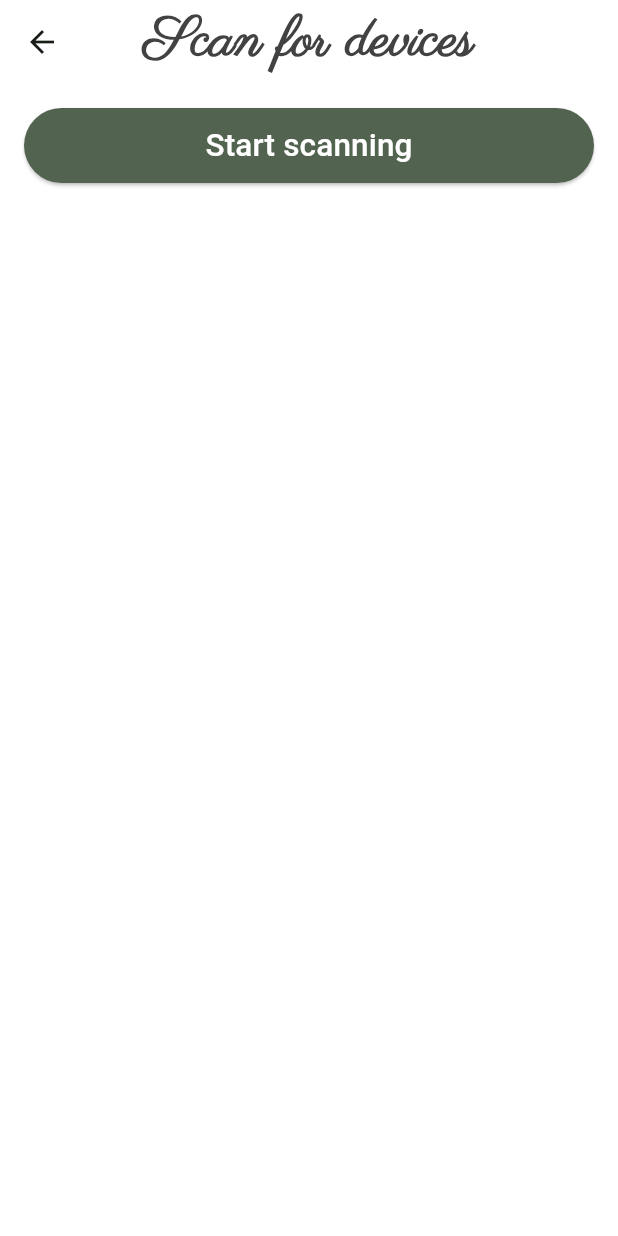
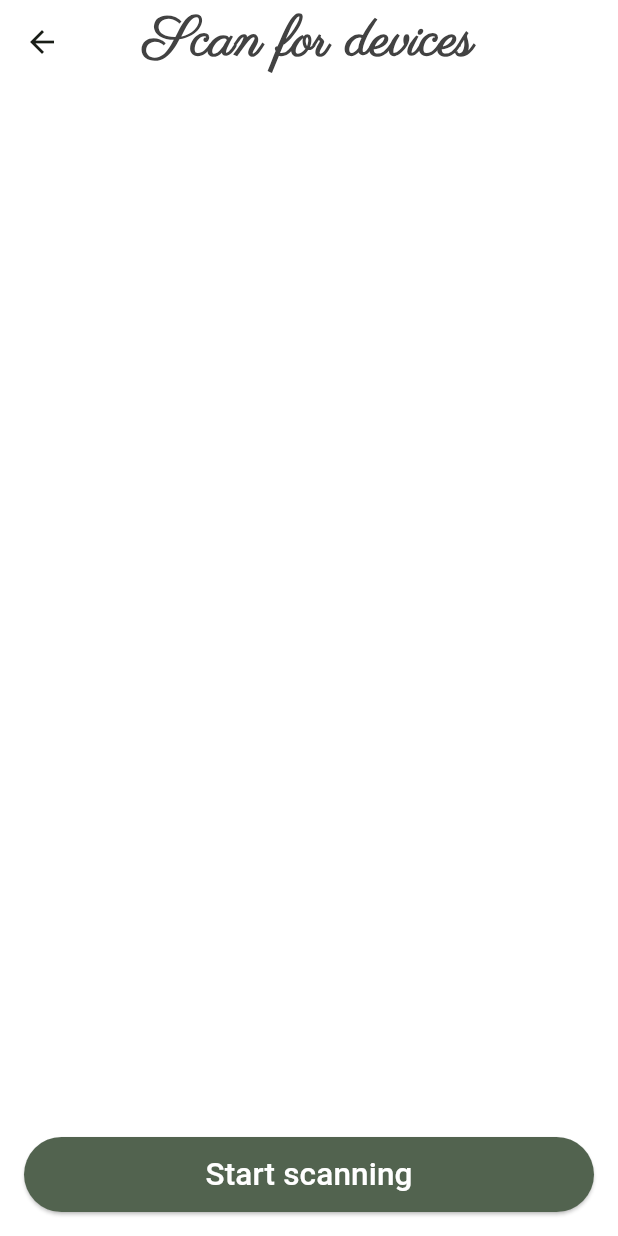
Before and after one commit to urmhe/yoga_body_tracker, a Flutter app: the ScanPage screen opened directly with empty values, on a phone screen of 412 x 824 dp. Run offline on Flutter 3.47's test engine with Material 3 defaults, Android fonts, the phone set to English and light mode, and no system bars; our stand-ins replace audioplayers, flutter_blue, numberpicker, permission_handler, synchronized; missing offline and left inert: flutter_timer_countdown.

Commit message:
Formatting and comments updated/added

```diff
--- a/lib/global.dart
+++ b/lib/global.dart
@@ -10,11 +10,13 @@ final TextStyle appBarTextStyle =  TextStyle(
   fontWeight: FontWeight.bold
 );
 
-const Duration snackBarDuration = Duration(seconds: 3);
+// duration for snackbars
+const Duration snackBarDuration = Duration(seconds: 8);
 
+// background color
 const Color backgroundColor = Colors.white;
 
-// Radius used for most rounded containers in the app
+// Radii used for most rounded containers in the app
 const double regularBorderRadius = 15.0;
 const double largeBorderRadius = 30.0;
 const double smallBorderRadius = 8.0;
--- a/lib/pages/scan_page.dart
+++ b/lib/pages/scan_page.dart
@@ -13,7 +13,6 @@ import '../widgets/rounded_button.dart';
 /// Scan page - scans for available bluetooth devices and lists them in a listView
 /// User can choose to connect to one of the available devices
 class ScanPage extends StatefulWidget {
-
   const ScanPage({super.key, required this.userData});
 
   // data object containing the information that user provided on home screen
@@ -49,7 +48,7 @@ class _ScanPageState extends State<ScanPage> {
   void initState() {
     super.initState();
 
-    // listen to adapterstate and return to home screen is bluetooth is ever turned off
+    // listen to adapterstate and return to home screen if bluetooth is ever turned off
     _adapterStateSubscription = flutterBlue.state.listen((state) {
       if (state == BluetoothState.off) {
         if (!context.mounted) return;
@@ -88,7 +87,7 @@ class _ScanPageState extends State<ScanPage> {
         margin: const EdgeInsets.all(largeSpacing),
         showCloseIcon: true,
         closeIconColor: Colors.black,
-        duration: const Duration(seconds: 10),
+        duration: snackBarDuration,
         elevation: 0,
         backgroundColor: Theme.of(context).colorScheme.errorContainer,
         content: ErrorSnackbarContent(
@@ -108,7 +107,7 @@ class _ScanPageState extends State<ScanPage> {
 
   /// Start scanning and show error message if a problem occurs
   Future scanPressed() async {
-    // on request location permission when first using the app
+    // request location permission when first using the app
     await Permission.location.request();
 
     // try starting the scan for device and show error snackbar in case of an error
@@ -120,7 +119,8 @@ class _ScanPageState extends State<ScanPage> {
     }
   }
 
-  /// Provides the button that is used for starting and stopping the scan depending on the current _scanning value
+  /// Provides the button that is used for starting and stopping the scan
+  /// depending on whether the scan is currently active or not
   Widget buildButton(BuildContext context) {
     return LargeRoundedButton(
       backgroundColor: _scanning
@@ -160,23 +160,28 @@ class _ScanPageState extends State<ScanPage> {
           ),
         ),
         body: Column(
+            // main column containing all elements of the page
             mainAxisAlignment: MainAxisAlignment.spaceBetween,
             children: [
-              Container(
-                // contains the scan button
-                  padding: const EdgeInsets.all(veryLargeSpacing),
-                  child: buildButton(context)),
               Expanded(
                 // expand listview so that it takes up the rest of the screen
                 flex: 1,
                 child: Padding(
                   padding: const EdgeInsets.all(smallSpacing),
                   child: DeviceListView(
+                    // listview of all scanResults
                     itemList: _scanResults,
                     userData: widget.userData,
                   ),
                 ),
               ),
+              const SizedBox(
+                height: smallSpacing,
+              ),
+              Container(
+                  // contains the scan button
+                  padding: const EdgeInsets.all(veryLargeSpacing),
+                  child: buildButton(context)),
             ]));
   }
 }
--- a/lib/pages/timer_picker_sheet.dart
+++ b/lib/pages/timer_picker_sheet.dart
@@ -16,6 +16,7 @@ class TimerPickerSheet extends StatefulWidget {
 }
 
 class _TimerPickerSheetState extends State<TimerPickerSheet> {
+  // used to track the user input
   int _seconds = 0;
   int _hours = 0;
   int _minutes = 0;
@@ -25,7 +26,8 @@ class _TimerPickerSheetState extends State<TimerPickerSheet> {
     return Container(
       // main container which wraps all widgets
       decoration: const BoxDecoration(
-          color: backgroundColor,),
+        color: backgroundColor,
+      ),
       width: double.infinity,
       padding: const EdgeInsets.all(largeSpacing),
       child: Column(
--- a/lib/widgets/custom_dialog.dart
+++ b/lib/widgets/custom_dialog.dart
@@ -28,6 +28,7 @@ class CustomDialog extends StatelessWidget {
       ),
       actions: <Widget>[
         TextButton(
+          // button to close the dialog
           onPressed: () => Navigator.pop(context),
           child: const Text('OK', style: TextStyle(fontSize: 17)),
         )
--- a/lib/widgets/double_box_row.dart
+++ b/lib/widgets/double_box_row.dart
@@ -35,10 +35,10 @@ class DoubleBoxRow extends StatelessWidget {
   @override
   Widget build(BuildContext context) {
     return Row(
-        // Contains two evenly sized rounded containers
+        // Main row - contains two evenly sized rounded containers
         children: [
           Expanded(
-            // force equal size
+            // used to force equal size
             flex: _flexVal,
             child: Container(
               // left container
--- a/lib/widgets/error_snackbar_content.dart
+++ b/lib/widgets/error_snackbar_content.dart
@@ -19,12 +19,13 @@ class ErrorSnackbarContent extends StatelessWidget {
   @override
   Widget build(BuildContext context) {
     return Column(
+      // main colum containing all elements
       mainAxisAlignment: MainAxisAlignment.spaceAround,
       children: [
         Text(
           _header,
           style: const TextStyle(
-              fontSize: 21, fontWeight: FontWeight.bold, color: Colors.black),
+              fontSize: 20, fontWeight: FontWeight.bold, color: Colors.black),
         ),
         const SizedBox(
           height: smallSpacing,
--- a/lib/widgets/rounded_button.dart
+++ b/lib/widgets/rounded_button.dart
@@ -16,7 +16,7 @@ class LargeRoundedButton extends StatelessWidget {
   final Color textColor;
   final VoidCallback onPressed;
 
-  // attribute used for styling
+  // attributes used for styling
   static const double _fontsize = 21;
   static const double _minHeight = 45.0;
   static const double _paddingSize = 10.0;
--- a/lib/widgets/time_and_subtext.dart
+++ b/lib/widgets/time_and_subtext.dart
@@ -14,6 +14,8 @@ class TimeAndSubtext extends StatelessWidget {
   final int numVal;
   final String subText;
 
+  /// Return a string representation of the input number. If the input is smaller than 10, then a leading
+  /// 0 is added to the string.
   String numValToString(int number) {
     if (number >= 0 && number <= 9) return '0$number';
     return number.toString();
@@ -22,6 +24,7 @@ class TimeAndSubtext extends StatelessWidget {
   @override
   Widget build(BuildContext context) {
     return Column(
+      // main column that contains all elements
       children: [
         Text(
           numValToString(numVal),
--- a/lib/widgets/time_selector.dart
+++ b/lib/widgets/time_selector.dart
@@ -26,12 +26,14 @@ class TimeSelector extends StatelessWidget {
       children: [
         Text(header,
             style: TextStyle(
-                fontSize: 18,
-                color: Colors.grey.shade700,)),
+              fontSize: 18,
+              color: Colors.grey.shade700,
+            )),
         const SizedBox(
           height: smallSpacing,
         ),
         NumberPicker(
+            // widget which provides a scrollable list of numbers
             itemCount: 3,
             textStyle: const TextStyle(color: Colors.black, fontSize: 21),
             selectedTextStyle: TextStyle(
--- a/lib/widgets/yoga_list_view.dart
+++ b/lib/widgets/yoga_list_view.dart
@@ -1,6 +1,7 @@
 import 'package:chillout_hrm/global.dart';
 import 'package:flutter/material.dart';
 
+/// Listview which contains yoga illustrations with a horizontal scoll behaviour
 class YogaListView extends StatelessWidget {
   YogaListView({
     super.key,
@@ -21,6 +22,7 @@ class YogaListView extends StatelessWidget {
   Widget build(BuildContext context) {
     List<String> pictures = buildPicturePathList();
     return Scrollbar(
+      // show scrollbar below listview
       interactive: true,
       thumbVisibility: true,
       controller: _controller,
@@ -32,6 +34,7 @@ class YogaListView extends StatelessWidget {
           itemCount: pictures.length,
           itemBuilder: (context, index) {
             return Container(
+              // container for each image
               width: MediaQuery.of(context).size.width - 2 * smallSpacing,
               // picture should fill entire screen minus padding on both sides
               decoration: BoxDecoration(
```
Also changed, not shown: lib/pages/body_tracker_page.dart (+59 -34 lines), lib/pages/home_page.dart (+13 -9 lines), lib/widgets/device_list_view.dart (+10 -3 lines).
